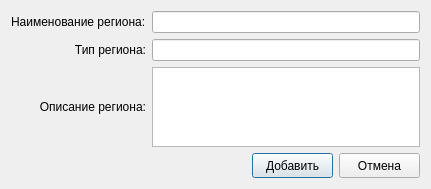
Qt form object_manager/add_object.ui (p4da0ne/Psycho) before a commit.
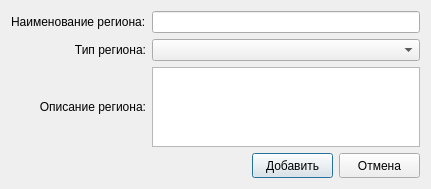
The same form after that commit.

```diff
--- a/object_manager/add_object.ui
+++ b/object_manager/add_object.ui
@@ -26,7 +26,7 @@
        </property>
       </widget>
      </item>
-     <item row="1" column="0">
+     <item row="2" column="0">
       <widget class="QLabel" name="type_region_label">
        <property name="layoutDirection">
         <enum>Qt::LeftToRight</enum>
@@ -39,10 +39,7 @@
        </property>
       </widget>
      </item>
-     <item row="1" column="1">
-      <widget class="QLineEdit" name="type_region_lineEdit"/>
-     </item>
-     <item row="2" column="0">
+     <item row="3" column="0">
       <widget class="QLabel" name="desc_region_label">
        <property name="text">
         <string>Описание региона:</string>
@@ -52,9 +49,12 @@
        </property>
       </widget>
      </item>
-     <item row="2" column="1">
+     <item row="3" column="1">
       <widget class="QTextEdit" name="desc_region_textEdit"/>
      </item>
+     <item row="2" column="1">
+      <widget class="QComboBox" name="type_region_combo"/>
+     </item>
     </layout>
    </item>
    <item row="1" column="0">
```
